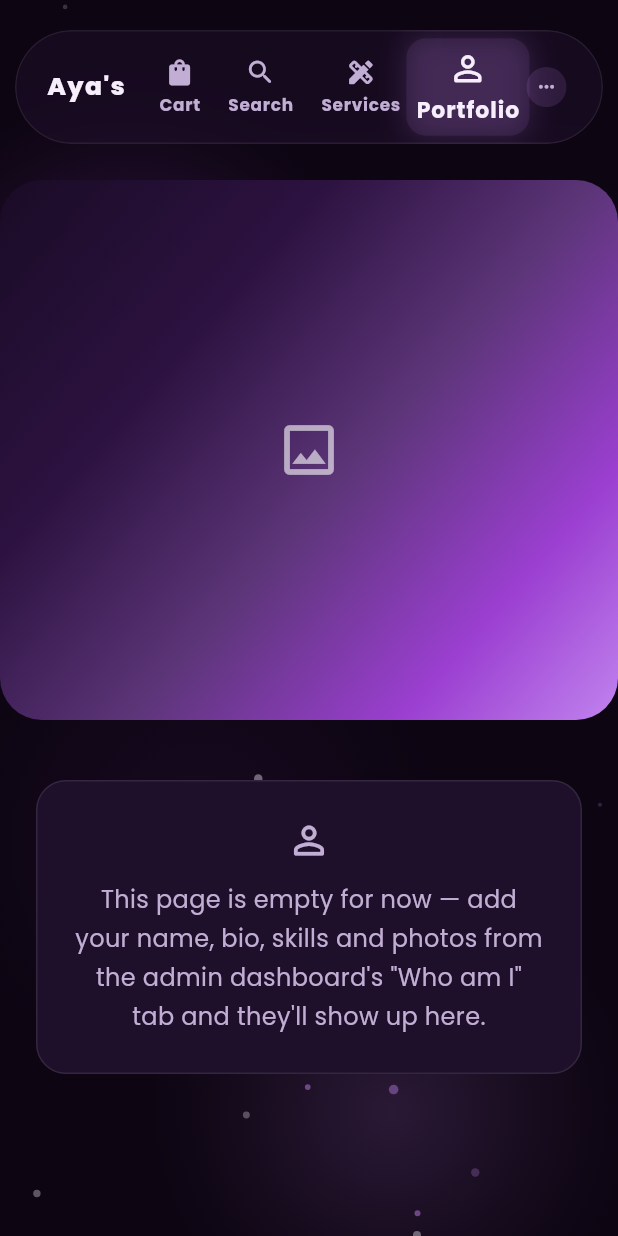
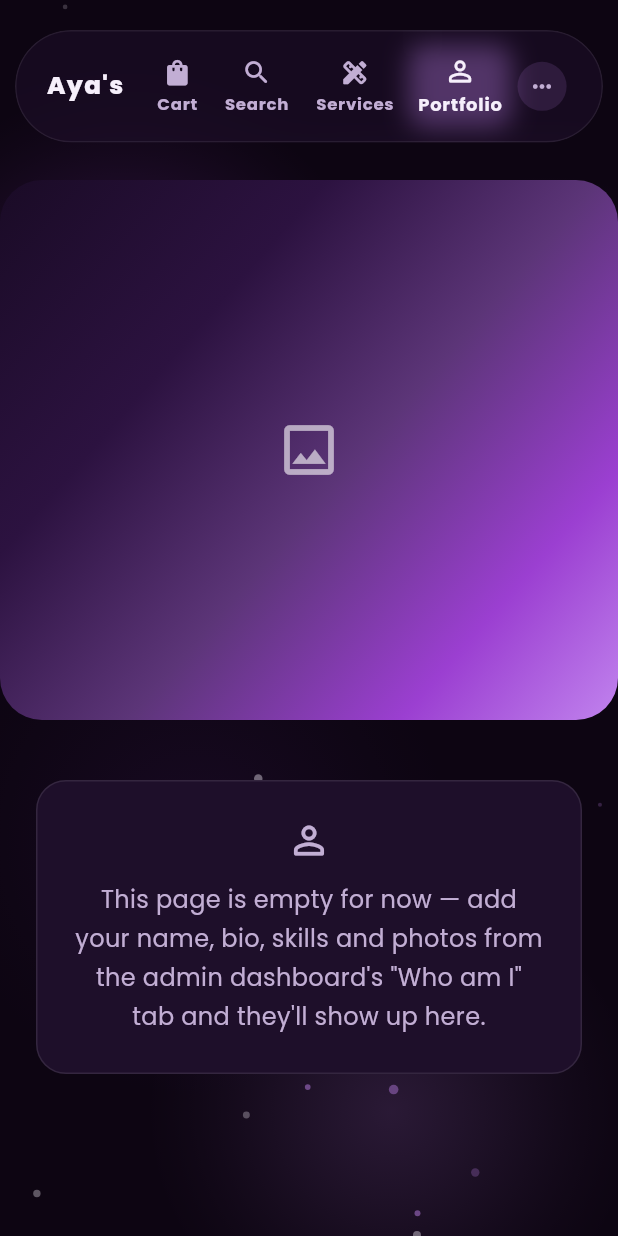
Before and after one commit to aya-graphique/aya-graphique, a Flutter app: the screen it shows after launch, on a phone screen of 412 x 824 dp. Run offline on Flutter 3.47's test engine with Material 3 defaults, Android fonts, the phone set to English and light mode, and no system bars; our stand-ins replace file_picker, flutter_animate, google_fonts, shared_preferences, supabase_flutter, visibility_detector; accounts and stored records are empty.

Commit message:
update UI

```diff
--- a/lib/widgets/shop_nav_bar.dart
+++ b/lib/widgets/shop_nav_bar.dart
@@ -283,7 +283,7 @@ class _MoreToggleButton extends StatelessWidget {
           duration: const Duration(milliseconds: 200),
           curve: Curves.easeOut,
           margin: const EdgeInsets.symmetric(horizontal: 4),
-          padding: const EdgeInsets.all(7),
+          padding: const EdgeInsets.all(9),
           decoration: BoxDecoration(
             shape: BoxShape.circle,
             color: open
@@ -292,7 +292,7 @@ class _MoreToggleButton extends StatelessWidget {
           ),
           child: Icon(
             Icons.more_horiz_rounded,
-            size: 18,
+            size: 22,
             color: open ? context.colors.cream : context.colors.creamDim,
           ),
         ),
@@ -483,7 +483,7 @@ class _NavIconLabelState extends State<_NavIconLabel> {
             // Mobile gets a much bigger pop than desktop — the bar has
             // more spare room stacked vertically per icon, so the active
             // icon can grow a lot more without crowding its neighbours.
-            scale: _expanded ? (widget.isMobile ? 1.3 : 1.2) : 1.0,
+            scale: _expanded ? (widget.isMobile ? 1.08 : 1.2) : 1.0,
             // Same duration/curve whether growing or shrinking, so when
             // one icon pops up the instant another settles back down,
             // the two motions feel like one balanced, synced animation
@@ -508,14 +508,12 @@ class _NavIconLabelState extends State<_NavIconLabel> {
                         ),
                       ),
                 borderRadius: BorderRadius.circular(widget.stacked ? 12 : 100),
-                color: widget.stacked && widget.active
-                    ? context.colors.orchid.withOpacity(0.10)
-                    : null,
-                boxShadow: _expanded
+                color: null,
+                boxShadow: widget.active
                     ? [
                         BoxShadow(
-                          color: context.colors.orchid.withOpacity(0.18),
-                          blurRadius: 14,
+                          color: context.colors.orchid.withOpacity(0.35),
+                          blurRadius: 16,
                           spreadRadius: 1,
                         ),
                       ]
```
